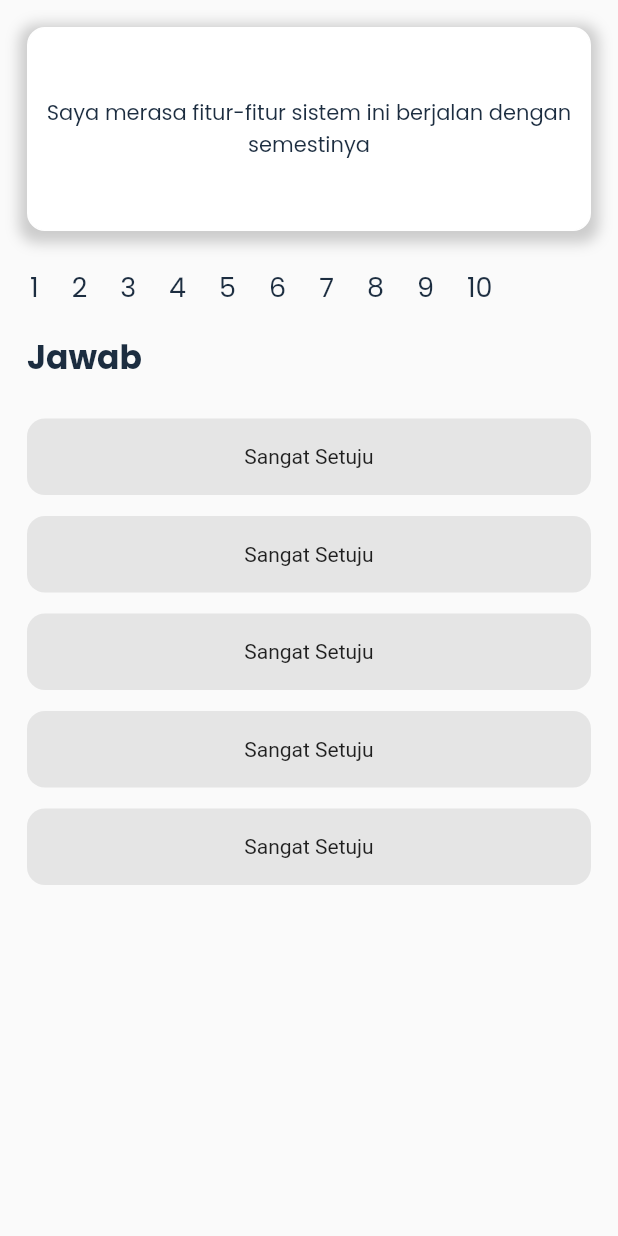
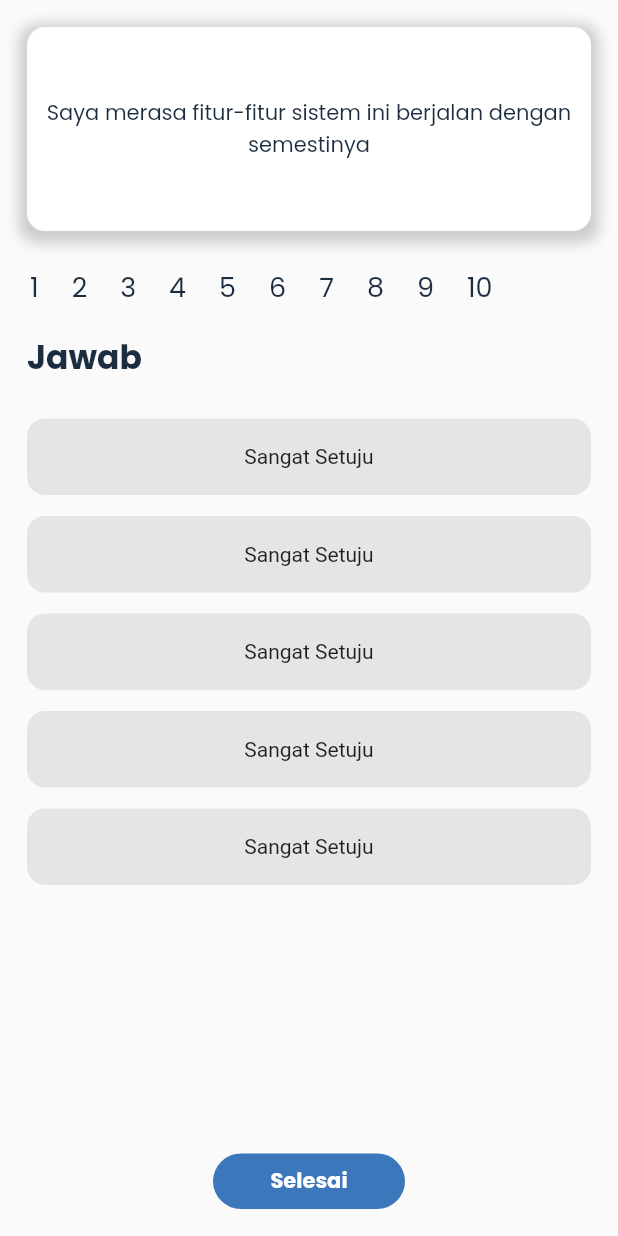
Before and after one commit to Hayolox/presence_kita, a Flutter app: the QuestionnairePage screen opened by its route, on a phone screen of 412 x 824 dp. Run offline on Flutter 3.47's test engine with Material 2 defaults, Android fonts, the phone set to English and light mode, and no system bars; our stand-ins replace delayed_display, google_fonts.

Commit message:
add submit button in question

```diff
--- a/lib/presentation/pages/drawer/questionnaire_page.dart
+++ b/lib/presentation/pages/drawer/questionnaire_page.dart
@@ -1,6 +1,7 @@
 import 'package:flutter/material.dart';
 import 'package:flutter/src/widgets/framework.dart';
 import 'package:flutter/src/widgets/placeholder.dart';
+import 'package:presence_kita/common/widgets/submit_button_widget.dart';
 import 'package:presence_kita/theme.dart';
 
 class QuestionnairePage extends StatelessWidget {
@@ -101,6 +102,10 @@ class QuestionnairePage extends StatelessWidget {
                       );
                     },
                   ),
+                ),
+                GestureDetector(
+                  child:
+                      const Center(child: SubmitButtonWidget(title: 'Selesai')),
                 )
               ],
             ),
```
